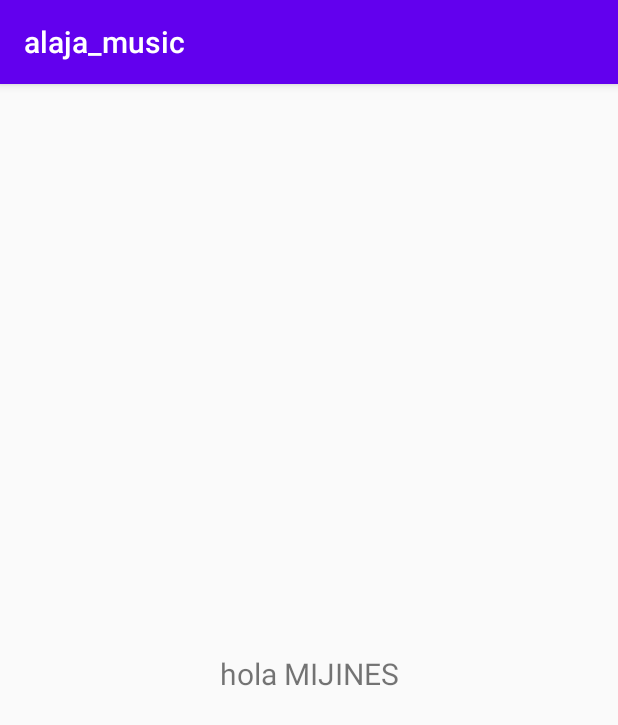
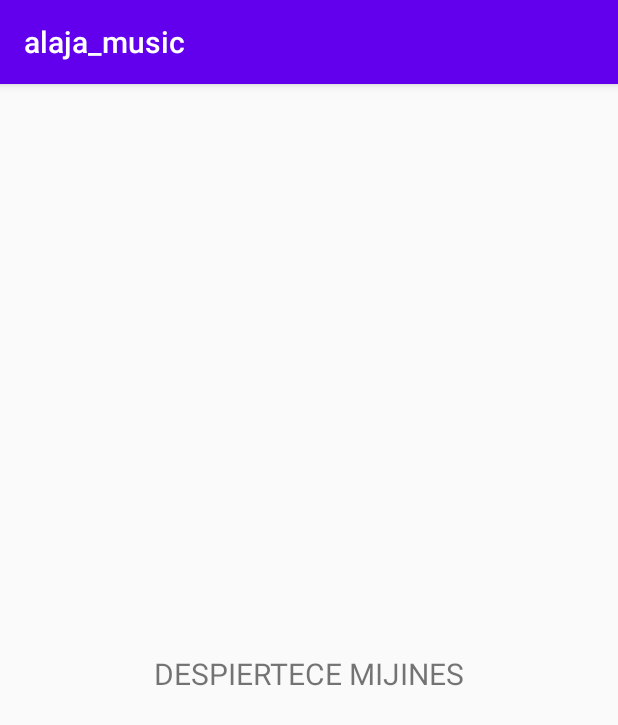
Before and after one commit to williamtocto/alaja_music, an Android app: the screen it shows after launch (MainActivity), on a phone screen of 412 x 824 dp. Shown: the top 725 px of the screen. Run offline under Robolectric (Android 15) with nearby library versions, the phone set to English and light mode, and no system bars.

Commit message:
Segundo cambio gitHub

```diff
--- a/app/src/main/res/layout/activity_main.xml
+++ b/app/src/main/res/layout/activity_main.xml
@@ -9,7 +9,7 @@
     <TextView
         android:layout_width="wrap_content"
         android:layout_height="wrap_content"
-        android:text="hola MIJINES"
+        android:text="DESPIERTECE MIJINES"
         android:textSize="20sp"
         app:layout_constraintBottom_toBottomOf="parent"
         app:layout_constraintLeft_toLeftOf="parent"
```
